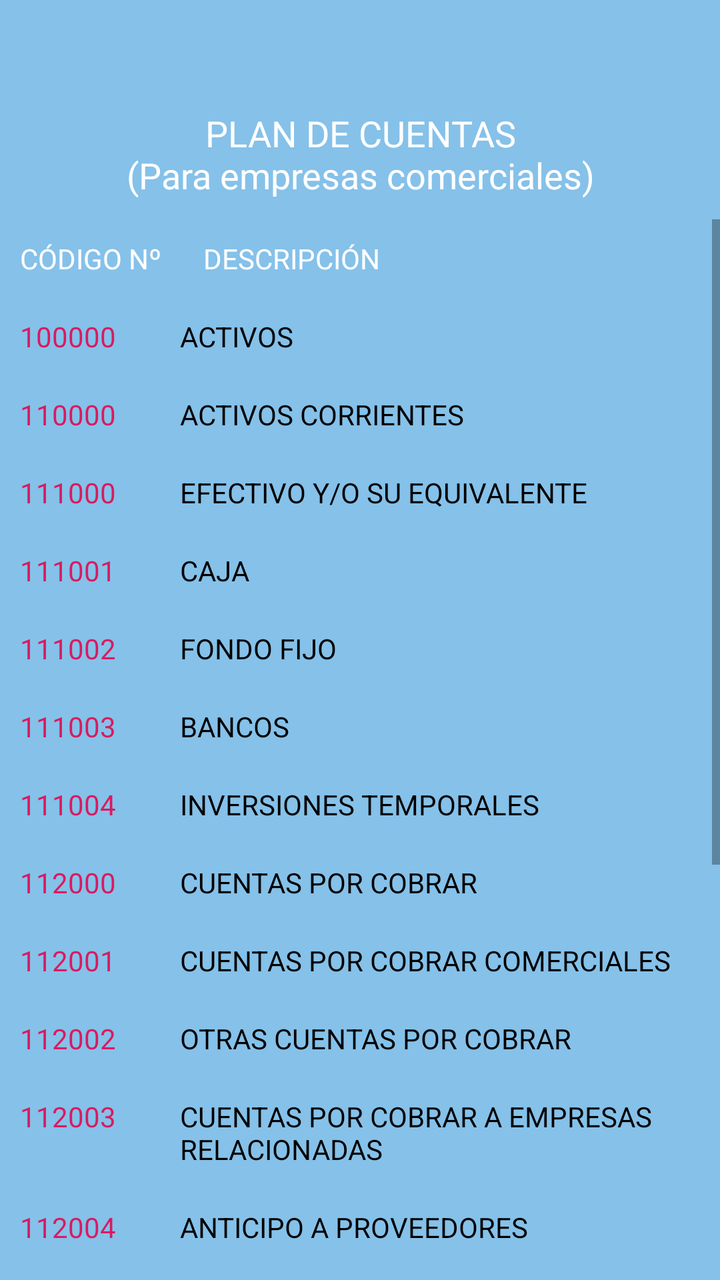
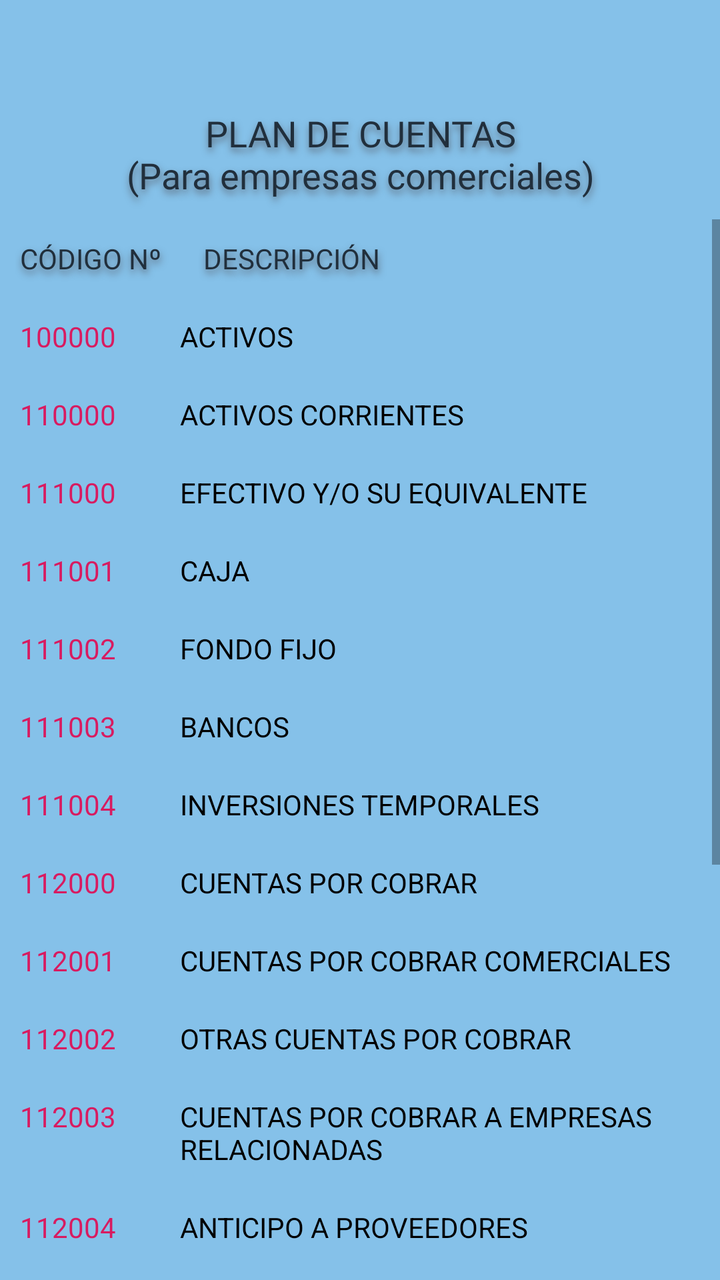

Two renders of the same Android screen: before a commit and after it. Below are the layout's source before the change and the commit's diff.
<!-- AndroidManifest.xml: application theme Theme.ContabilidadBasicaBolivia -->
<!-- res/layout/fragment_profile.xml -->
<LinearLayout xmlns:android="http://schemas.android.com/apk/res/android"
    android:layout_width="match_parent"
    android:layout_height="match_parent"
    android:orientation="vertical"
    android:background="#85C1E9">


    <TextView
        android:layout_width="match_parent"
        android:layout_height="wrap_content"
        android:fontFamily="@font/abril_fatface"
        android:gravity="center"
        android:padding="10dp"
        android:textColor="#FFFFFF"
        android:textSize="18sp"
        android:typeface="serif" />
    
    <TextView
        android:layout_width="match_parent"
        android:layout_height="wrap_content"
        android:fontFamily="@font/abril_fatface"
        android:gravity="center"
        android:padding="10dp"
        android:text="PLAN DE CUENTAS\n(Para empresas comerciales)"
        android:textColor="#FFFFFF"
        android:textSize="18sp"
        android:typeface="serif" />

    
    <ScrollView
        android:layout_width="match_parent"
        android:layout_height="wrap_content">

        
        <ScrollView
            android:layout_width="match_parent"
            android:layout_height="wrap_content">

            <TableLayout
                android:layout_width="match_parent"
                android:layout_height="wrap_content">
                
                <TableRow>

                    <TextView
                        android:layout_width="0dp"
                        android:layout_height="wrap_content"
                        android:layout_weight="1.2"
                        android:fontFamily="@font/archivo_black"
                        android:padding="10dp"
                        android:text="CÓDIGO Nº"
                        android:textColor="#FFFFFF"
                        android:typeface="monospace" />

                    <TextView
                        android:layout_width="0dp"
                        android:layout_height="wrap_content"
                        android:layout_weight="3.5"
                        android:fontFamily="@font/archivo_black"
                        android:padding="10dp"
                        android:textColor="#FFFFFF"
                        android:text="DESCRIPCIÓN"
                        android:typeface="monospace" />
                </TableRow>
                
                <TableRow>
                    <TextView
                        android:layout_width="0dp"
                        android:layout_height="wrap_content"
                        android:layout_weight="1"
                        android:text="100000"
                        android:textColor="#D81B60"
                        android:padding="10dp" />
                    <TextView
                        android:layout_width="0dp"
                        android:layout_height="wrap_content"
                        android:layout_weight="3.5"
                        android:text="ACTIVOS"
                        android:textColor="#000000"
                        android:padding="10dp" />
                </TableRow>

                
                <TableRow>
                    <TextView
                        android:layout_width="0dp"
                        android:layout_height="wrap_content"
                        android:layout_weight="1"
                        android:text="110000"
                        android:textColor="#D81B60"
                        android:padding="10dp" />
                    <TextView
                        android:layout_width="0dp"
                        android:layout_height="wrap_content"
                        android:layout_weight="3.5"
                        android:text="ACTIVOS CORRIENTES"
                        android:textColor="#000000"
                        android:padding="10dp" />
                </TableRow>

                <TableRow>
                    <TextView
                        android:layout_width="0dp"
                        android:layout_height="wrap_content"
                        android:layout_weight="1"
                        android:text="111000"
                        android:textColor="#D81B60"
                        android:padding="10dp" />
                    <TextView
                        android:layout_width="0dp"
                        android:layout_height="wrap_content"
                        android:layout_weight="3.5"
                        android:textColor="#000000"
                        android:text="EFECTIVO Y/O SU EQUIVALENTE"
                        android:padding="10dp" />
                </TableRow>
                
                <TableRow>
                    <TextView
                        android:layout_width="0dp"
                        android:layout_height="wrap_content"
                        android:layout_weight="1"
                        android:text="111001"
                        android:textColor="#D81B60"
                        android:padding="10dp" />
                    <TextView
                        android:layout_width="0dp"
                        android:layout_height="wrap_content"
                        android:layout_weight="3.5"
                        android:textColor="#000000"
                        android:text="CAJA"
                        android:padding="10dp" />
                </TableRow>

                <TableRow>
                    <TextView
                        android:layout_width="0dp"
                        android:layout_height="wrap_content"
                        android:layout_weight="1"
                        android:text="111002"
                        android:textColor="#D81B60"
                        android:padding="10dp" />
                    <TextView
                        android:layout_width="0dp"
                        android:layout_height="wrap_content"
                        android:layout_weight="3.5"
                        android:textColor="#000000"
                        android:text="FONDO FIJO"
                        android:padding="10dp" />
                </TableRow>

                <TableRow>
                    <TextView
                        android:layout_width="0dp"
                        android:layout_height="wrap_content"
                        android:layout_weight="1"
                        android:text="111003"
                        android:textColor="#D81B60"
                        android:padding="10dp" />
                    <TextView
                        android:layout_width="0dp"
                        android:layout_height="wrap_content"
                        android:layout_weight="3.5"
                        android:text="BANCOS"
                        android:textColor="#000000"
                        android:padding="10dp" />
                </TableRow>

                <TableRow>
                    <TextView
                        android:layout_width="0dp"
                        android:layout_height="wrap_content"
                        android:layout_weight="1"
                        android:text="111004"
                        android:textColor="#D81B60"
                        android:padding="10dp" />
                    <TextView
                        android:layout_width="0dp"
                        android:layout_height="wrap_content"
                        android:layout_weight="3.5"
                        android:textColor="#000000"
                        android:text="INVERSIONES TEMPORALES"
                        android:padding="10dp" />
                </TableRow>

                <TableRow>
                    <TextView
                        android:layout_width="0dp"
                        android:layout_height="wrap_content"
                        android:layout_weight="1"
                        android:text="112000"
                        android:textColor="#D81B60"
                        android:padding="10dp" />
                    <TextView
                        android:layout_width="0dp"
                        android:layout_height="wrap_content"
                        android:layout_weight="3.5"
                        android:textColor="#000000"
                        android:text="CUENTAS POR COBRAR"
                        android:padding="10dp" />
                </TableRow>
                
                <TableRow>
                    <TextView
                        android:layout_width="0dp"
                        android:layout_height="wrap_content"
                        android:layout_weight="1"
                        android:text="112001"
                        android:textColor="#D81B60"
                        android:padding="10dp" />
                    <TextView
                        android:layout_width="0dp"
                        android:layout_height="wrap_content"
                        android:layout_weight="3.5"
                        android:textColor="#000000"
                        android:text="CUENTAS POR COBRAR COMERCIALES"
                        android:padding="10dp" />
                </TableRow>

                <TableRow>
                    <TextView
                        android:layout_width="0dp"
                        android:layout_height="wrap_content"
                        android:layout_weight="1"
                        android:text="112002"
                        android:textColor="#D81B60"
                        android:padding="10dp" />
                    <TextView
                        android:layout_width="0dp"
                        android:layout_height="wrap_content"
                        android:layout_weight="3.5"
                        android:textColor="#000000"
                        android:text="OTRAS CUENTAS POR COBRAR"
                        android:padding="10dp" />
                </TableRow>

                <TableRow>
                    <TextView
                        android:layout_width="0dp"
                        android:layout_height="wrap_content"
                        android:layout_weight="1"
                        android:text="112003"
                        android:textColor="#D81B60"
                        android:padding="10dp" />
                    <TextView
                        android:layout_width="0dp"
                        android:layout_height="wrap_content"
                        android:layout_weight="3.5"
                        android:textColor="#000000"
                        android:text="CUENTAS POR COBRAR A EMPRESAS RELACIONADAS"
                        android:padding="10dp" />
                </TableRow>

                <TableRow>
                    <TextView
                        android:layout_width="0dp"
                        android:layout_height="wrap_content"
                        android:layout_weight="1"
                        android:text="112004"
                        android:textColor="#D81B60"
                        android:padding="10dp" />
                    <TextView
                        android:layout_width="0dp"
                        android:layout_height="wrap_content"
                        android:layout_weight="3.5"
                        android:textColor="#000000"
                        android:text="ANTICIPO A PROVEEDORES"
                        android:padding="10dp" />
                </TableRow>
                <LinearLayout
                    android:layout_width="match_parent"
                    android:layout_height="wrap_content"
                    android:orientation="vertical"
                    android:padding="16dp">

                    <Button
                        android:id="@+id/activouno"
                        android:layout_width="match_parent"
                        android:layout_height="wrap_content"
                        android:text="Ver mas de los Activos..."
                        android:textColor="#17202A"
                        android:textSize="18sp"
                        android:theme="@style/button3"
                        android:layout_marginBottom="8dp"/>

                    <Button
                        android:id="@+id/pasivos"
                        android:layout_width="match_parent"
                        android:layout_height="wrap_content"
                        android:text="pasivos"
                        android:textColor="#17202A"
                        android:textSize="18sp"
                        android:theme="@style/button4"
                        android:layout_marginBottom="8dp"/>

                    <Button
                        android:id="@+id/patrimonio"
                        android:layout_width="match_parent"
                        android:layout_height="wrap_content"
                        android:text="patrimonio"
                        android:textColor="#000000"
                        android:textSize="18sp"
                        android:theme="@style/button5"
                        android:layout_marginBottom="8dp"/>

                    
                    <Button
                        android:id="@+id/ingresos"
                        android:layout_width="match_parent"
                        android:layout_height="wrap_content"
                        android:text="ingresos"
                        android:textColor="#17202A"
                        android:textSize="18sp"
                        android:theme="@style/button6"
                        android:layout_marginBottom="8dp"/>

                    <Button
                        android:id="@+id/egresos"
                        android:layout_width="match_parent"
                        android:layout_height="wrap_content"
                        android:text="egresos"
                        android:textColor="#17202a"
                        android:textSize="18sp"
                        android:theme="@style/button"/>
                    <TextView
                        android:layout_width="match_parent"
                        android:layout_height="wrap_content"
                        android:fontFamily="@font/abril_fatface"
                        android:gravity="center"
                        android:padding="10dp"
                        android:textColor="#FFFFFF"
                        android:textSize="18sp"
                        android:typeface="serif" />
                </LinearLayout>




            </TableLayout>
        </ScrollView>
    </ScrollView>

</LinearLayout>
<!-- resources referenced by this layout -->
<resources>
  <style name="button" parent="Theme.AppCompat.Light.NoActionBar">
          <item name="colorPrimary">@color/pink</item>
          <item name="colorPrimaryVariant">@color/lightGray</item>
          <item name="android:textColorPrimary">@color/navy</item>
          <item name="android:statusBarColor">@color/darkGreen</item>
      </style>
  <style name="button3" parent="Theme.AppCompat.Light.NoActionBar">
          <item name="colorPrimary">@color/naranja</item>
          <item name="colorPrimaryVariant">@color/lightGray</item>
          <item name="android:textColorPrimary">@color/navy</item>
          <item name="android:statusBarColor">@color/darkGreen</item>
      </style>
  <style name="button4" parent="Theme.AppCompat.Light.NoActionBar">
          <item name="colorPrimary">@color/Coral</item>
      </style>
  <style name="button5" parent="Theme.AppCompat.Light.NoActionBar">
          <item name="colorPrimary">@color/Lila</item>
      </style>
  <style name="button6" parent="Theme.AppCompat.Light.NoActionBar">
          <item name="colorPrimary">@color/Turquesa</item>
      </style>
  <style name="Theme.ContabilidadBasicaBolivia" parent="Base.Theme.ContabilidadBasicaBolivia" />
  <color name="pink">#F06292</color>
  <color name="lightGray">#D3D3D3</color>
  <color name="navy">#000080</color>
  <color name="darkGreen">#006400</color>
  <color name="naranja">#F4D03F</color>
  <color name="Coral">#FF6F61</color>
  <color name="Lila">#E6E6FA</color>
  <color name="Turquesa">#00CED1</color>
  <style name="Base.Theme.ContabilidadBasicaBolivia" parent="Theme.MaterialComponents.DayNight.NoActionBar">
          
          
          <item name="colorPrimary">@color/white</item>
          <item name="colorPrimaryVariant">@color/black</item>
          <item name="android:textColorPrimary">@color/white</item>
          <item name="android:statusBarColor">@color/red</item>
  
      </style>
  <color name="white">#FFFFFFFF</color>
  <color name="black">#FF000000</color>
  <color name="red">#5DC1B9</color>
</resources>

<!-- the commit's change to res/layout/fragment_profile.xml (unified diff, before → after) -->
@@ -22,9 +22,13 @@
         android:gravity="center"
         android:padding="10dp"
         android:text="PLAN DE CUENTAS\n(Para empresas comerciales)"
-        android:textColor="#FFFFFF"
         android:textSize="18sp"
-        android:typeface="serif" />
+        android:typeface="serif"
+        android:shadowColor="#5D6D7E"
+        android:shadowDx="1"
+        android:shadowDy="6"
+        android:shadowRadius="8"
+        android:textColor="#212F3C"/>
 
     
     <ScrollView
@@ -49,7 +53,11 @@
                         android:fontFamily="@font/archivo_black"
                         android:padding="10dp"
                         android:text="CÓDIGO Nº"
-                        android:textColor="#FFFFFF"
+                        android:shadowColor="#5D6D7E"
+                        android:shadowDx="1"
+                        android:shadowDy="6"
+                        android:shadowRadius="8"
+                        android:textColor="#212F3C"
                         android:typeface="monospace" />
 
                     <TextView
@@ -58,7 +66,11 @@
                         android:layout_weight="3.5"
                         android:fontFamily="@font/archivo_black"
                         android:padding="10dp"
-                        android:textColor="#FFFFFF"
+                        android:shadowColor="#5D6D7E"
+                        android:shadowDx="1"
+                        android:shadowDy="6"
+                        android:shadowRadius="8"
+                        android:textColor="#212F3C"
                         android:text="DESCRIPCIÓN"
                         android:typeface="monospace" />
                 </TableRow>
